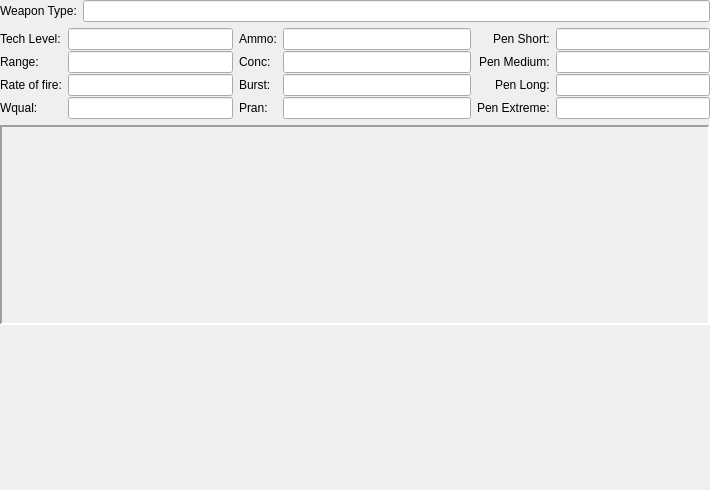
First picture: the form in Qt5/Weapon/weaponform.ui, repository GDW-RPG-Scripts/gdw-rpg-vehicles, before the edit.
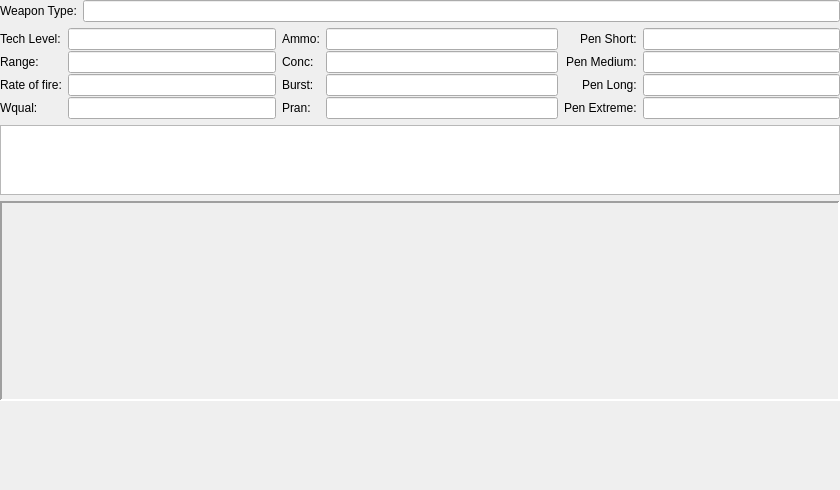
Second picture: the form after the edit.

The edit to the form file:
```diff
--- a/Qt5/Weapon/weaponform.ui
+++ b/Qt5/Weapon/weaponform.ui
@@ -6,7 +6,7 @@
    <rect>
     <x>0</x>
     <y>0</y>
-    <width>710</width>
+    <width>840</width>
     <height>490</height>
    </rect>
   </property>
@@ -28,19 +28,6 @@
    </property>
    <item>
     <layout class="QGridLayout" name="mainLayout">
-     <item row="2" column="0">
-      <spacer name="verticalSpacer">
-       <property name="orientation">
-        <enum>Qt::Vertical</enum>
-       </property>
-       <property name="sizeHint" stdset="0">
-        <size>
-         <width>20</width>
-         <height>278</height>
-        </size>
-       </property>
-      </spacer>
-     </item>
      <item row="0" column="0" colspan="2">
       <layout class="QGridLayout" name="dataLayout">
        <property name="verticalSpacing">
@@ -384,7 +371,20 @@
        </item>
       </layout>
      </item>
-     <item row="1" column="0" colspan="2">
+     <item row="3" column="0">
+      <spacer name="verticalSpacer">
+       <property name="orientation">
+        <enum>Qt::Vertical</enum>
+       </property>
+       <property name="sizeHint" stdset="0">
+        <size>
+         <width>20</width>
+         <height>278</height>
+        </size>
+       </property>
+      </spacer>
+     </item>
+     <item row="2" column="0" colspan="2">
       <widget class="QFrame" name="svgFrame">
        <property name="minimumSize">
         <size>
@@ -403,6 +403,22 @@
        </property>
       </widget>
      </item>
+     <item row="1" column="0" colspan="2">
+      <widget class="QPlainTextEdit" name="descriptionTextEdit">
+       <property name="sizePolicy">
+        <sizepolicy hsizetype="Expanding" vsizetype="Expanding">
+         <horstretch>1</horstretch>
+         <verstretch>1</verstretch>
+        </sizepolicy>
+       </property>
+       <property name="lineWidth">
+        <number>1</number>
+       </property>
+       <property name="readOnly">
+        <bool>true</bool>
+       </property>
+      </widget>
+     </item>
     </layout>
    </item>
   </layout>
```
Left out of the diff: 2 changed lines with no effect on the pictures.
